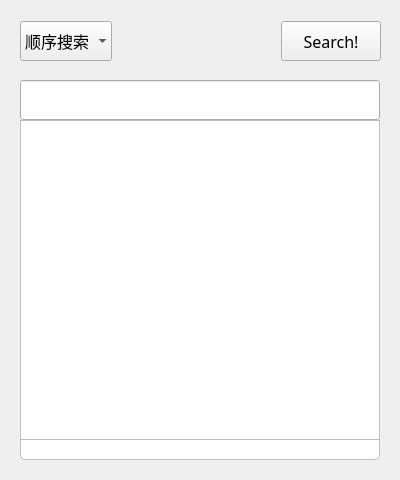
zzaiyan/Dictionary, file home.ui: the form before one commit.
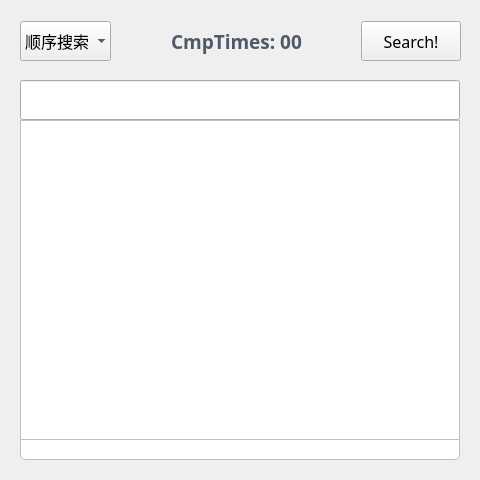
The form after the commit.

Diff of the .ui file:
```diff
--- a/home.ui
+++ b/home.ui
@@ -6,7 +6,7 @@
    <rect>
     <x>0</x>
     <y>0</y>
-    <width>400</width>
+    <width>480</width>
     <height>480</height>
    </rect>
   </property>
@@ -57,7 +57,7 @@
     <rect>
      <x>20</x>
      <y>120</y>
-     <width>360</width>
+     <width>440</width>
      <height>320</height>
     </rect>
    </property>
@@ -82,7 +82,7 @@
     <rect>
      <x>20</x>
      <y>80</y>
-     <width>360</width>
+     <width>440</width>
      <height>40</height>
     </rect>
    </property>
@@ -110,7 +110,7 @@
     <rect>
      <x>20</x>
      <y>140</y>
-     <width>360</width>
+     <width>440</width>
      <height>320</height>
     </rect>
    </property>
@@ -128,7 +128,7 @@
     <rect>
      <x>20</x>
      <y>20</y>
-     <width>361</width>
+     <width>441</width>
      <height>42</height>
     </rect>
    </property>
@@ -202,6 +202,42 @@
       </property>
      </spacer>
     </item>
+    <item>
+     <widget class="QLabel" name="labelCmp">
+      <property name="minimumSize">
+       <size>
+        <width>0</width>
+        <height>40</height>
+       </size>
+      </property>
+      <property name="font">
+       <font>
+        <family>JetBrains Mono</family>
+        <pointsize>14</pointsize>
+        <bold>true</bold>
+       </font>
+      </property>
+      <property name="text">
+       <string>CmpTimes: 00</string>
+      </property>
+      <property name="alignment">
+       <set>Qt::AlignCenter</set>
+      </property>
+     </widget>
+    </item>
+    <item>
+     <spacer name="horizontalSpacer_2">
+      <property name="orientation">
+       <enum>Qt::Horizontal</enum>
+      </property>
+      <property name="sizeHint" stdset="0">
+       <size>
+        <width>40</width>
+        <height>20</height>
+       </size>
+      </property>
+     </spacer>
+    </item>
     <item>
      <widget class="QPushButton" name="pushButton">
       <property name="minimumSize">
```
